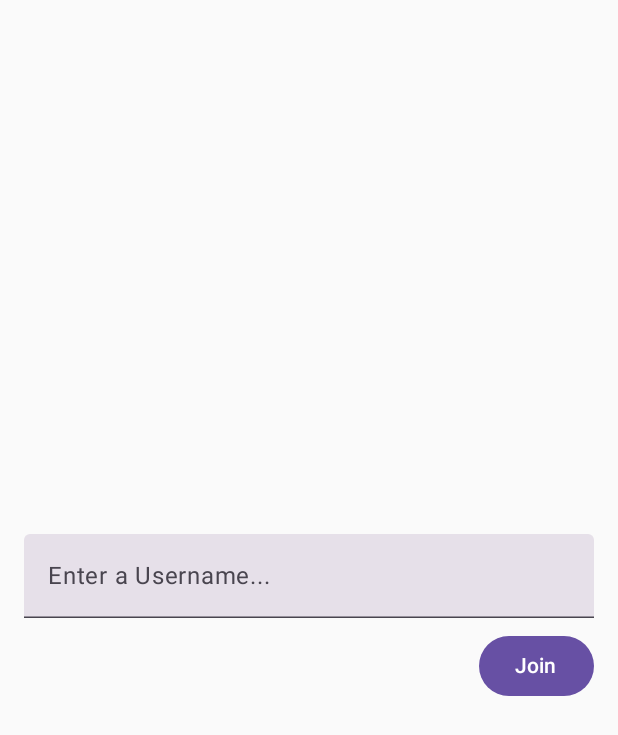
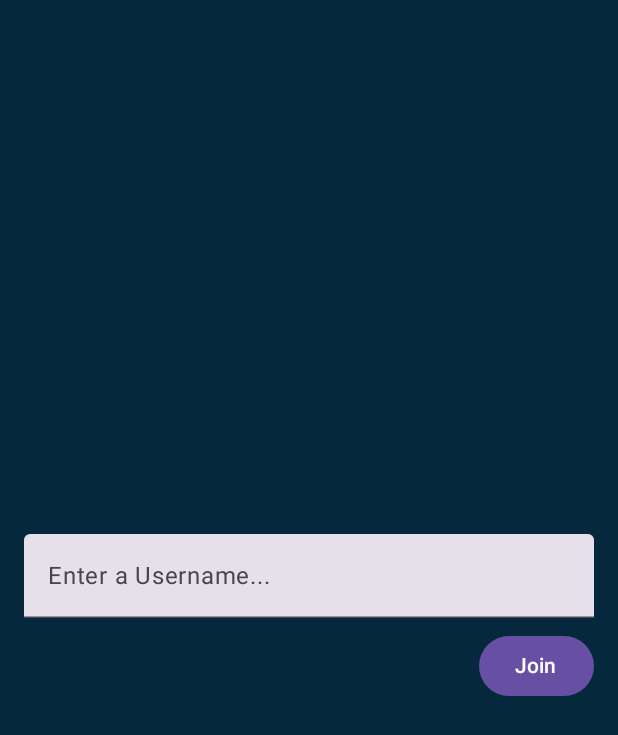
Before and after one commit to evanemran/Ktor-Chat-Client, an Android app built with Jetpack Compose: the screen it shows after launch (MainActivity), on a phone screen of 412 x 824 dp. Shown: the top 735 px of the screen. Run offline under Robolectric (Android 15) with nearby library versions, the phone set to English and light mode, and no system bars; our stand-ins replace Dagger/Hilt's generated code.

Commit message:
chat theme updated

```diff
--- a/app/src/main/java/com/evanemran/buzz/MainActivity.kt
+++ b/app/src/main/java/com/evanemran/buzz/MainActivity.kt
@@ -3,6 +3,7 @@ package com.evanemran.buzz
 import android.os.Bundle
 import androidx.activity.ComponentActivity
 import androidx.activity.compose.setContent
+import androidx.compose.foundation.background
 import androidx.compose.foundation.layout.fillMaxSize
 import androidx.compose.material3.MaterialTheme
 import androidx.compose.material3.Surface
@@ -18,6 +19,7 @@ import androidx.navigation.navArgument
 import com.evanemran.buzz.presentation.chat.ChatScreen
 import com.evanemran.buzz.presentation.username.UsernameScreen
 import com.evanemran.buzz.ui.theme.BuzzTheme
+import com.evanemran.buzz.ui.theme.backgroundColor
 import dagger.hilt.android.AndroidEntryPoint
 
 @AndroidEntryPoint
@@ -27,6 +29,8 @@ class MainActivity : ComponentActivity() {
         setContent {
             val navController = rememberNavController()
             NavHost(
+                modifier = Modifier
+                    .background(backgroundColor),
                 navController = navController,
                 startDestination = "username_screen"
             ) {
--- a/app/src/main/java/com/evanemran/buzz/ui/theme/Color.kt
+++ b/app/src/main/java/com/evanemran/buzz/ui/theme/Color.kt
@@ -6,6 +6,12 @@ val Purple80 = Color(0xFFD0BCFF)
 val PurpleGrey80 = Color(0xFFCCC2DC)
 val Pink80 = Color(0xFFEFB8C8)
 
+val backgroundColor = Color(0xFF06283D)
+val tabBarColor = Color(0xFF2C5261)
+val ownMessageColor = Color(0xFF1468E9)
+val otherMessageColor = Color(0xFF2C5261)
+val messageContainerColor = Color(0xFFE2E2E2)
+
 val Purple40 = Color(0xFF6650a4)
 val PurpleGrey40 = Color(0xFF625b71)
 val Pink40 = Color(0xFF7D5260)
--- a/app/src/main/java/com/evanemran/buzz/ui/theme/Theme.kt
+++ b/app/src/main/java/com/evanemran/buzz/ui/theme/Theme.kt
@@ -57,8 +57,9 @@ fun BuzzTheme(
     if (!view.isInEditMode) {
         SideEffect {
             val window = (view.context as Activity).window
+//            window.statusBarColor = tabBarColor.toArgb()
             window.statusBarColor = colorScheme.primary.toArgb()
-            WindowCompat.getInsetsController(window, view).isAppearanceLightStatusBars = darkTheme
+            WindowCompat.getInsetsController(window, view).isAppearanceLightStatusBars = !darkTheme
         }
     }
 
```
Also changed, not shown: app/src/main/java/com/evanemran/buzz/presentation/chat/ChatScreen.kt (+55 -8 lines).
